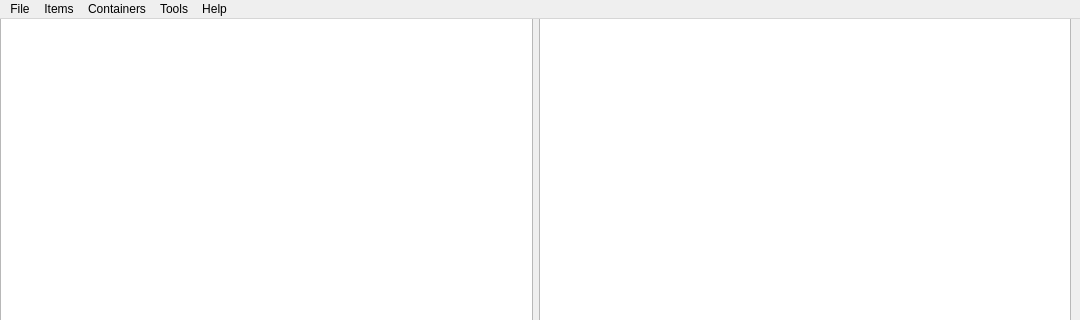
This is interface.ui in TheBurgerOverlord/BSIM as Qt 5 draws it before an edit; both pictures show x 0 to 1080 and y 0 to 320 of the 1080 by 762 pixel window. The edited form follows.
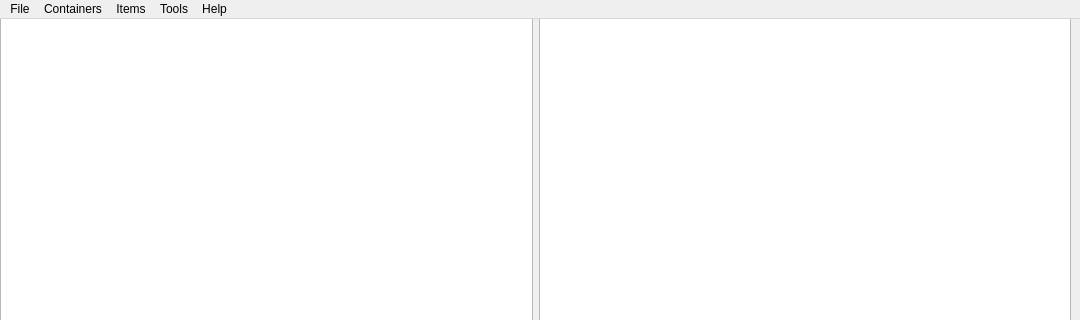
This is the edited form. Icons and pictures are not drawn.

Commit message: Implemented container tree display

The edit to the form file:
```diff
--- a/interface.ui
+++ b/interface.ui
@@ -82,8 +82,8 @@
     </property>
    </widget>
    <addaction name="menuFile"/>
-   <addaction name="menuItems"/>
    <addaction name="menuContainers"/>
+   <addaction name="menuItems"/>
    <addaction name="menuTools"/>
    <addaction name="menuHelp"/>
   </widget>
```
Left out of the diff: 64 changed lines with no effect on the pictures. The commit also changes 1 other file.
